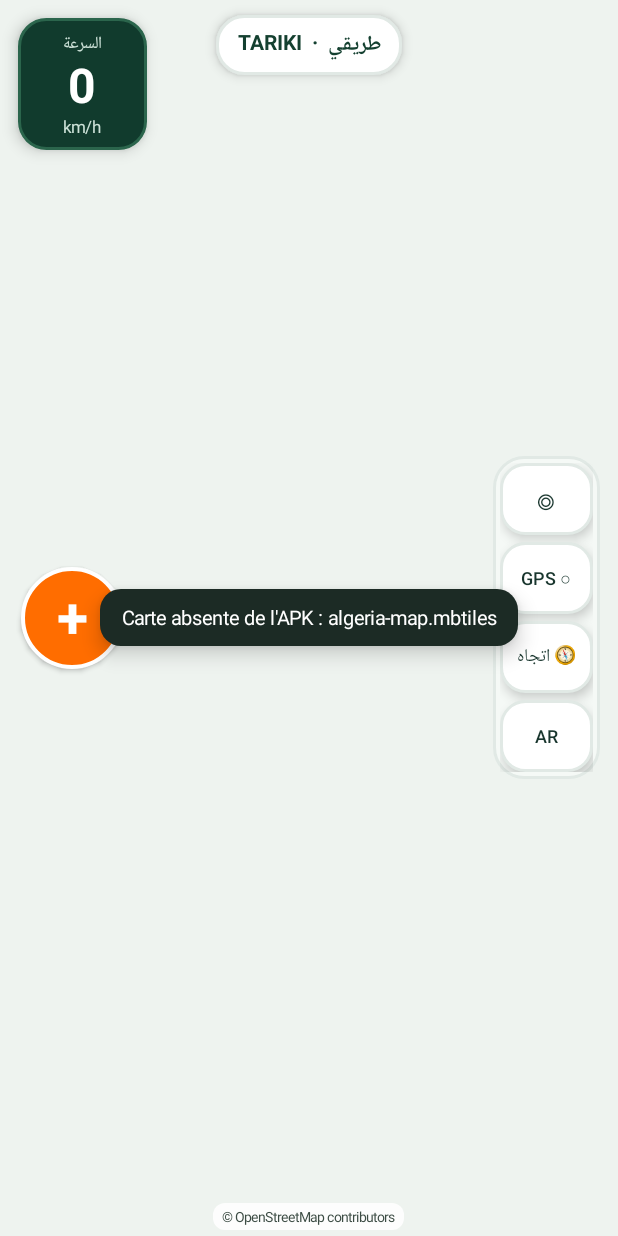
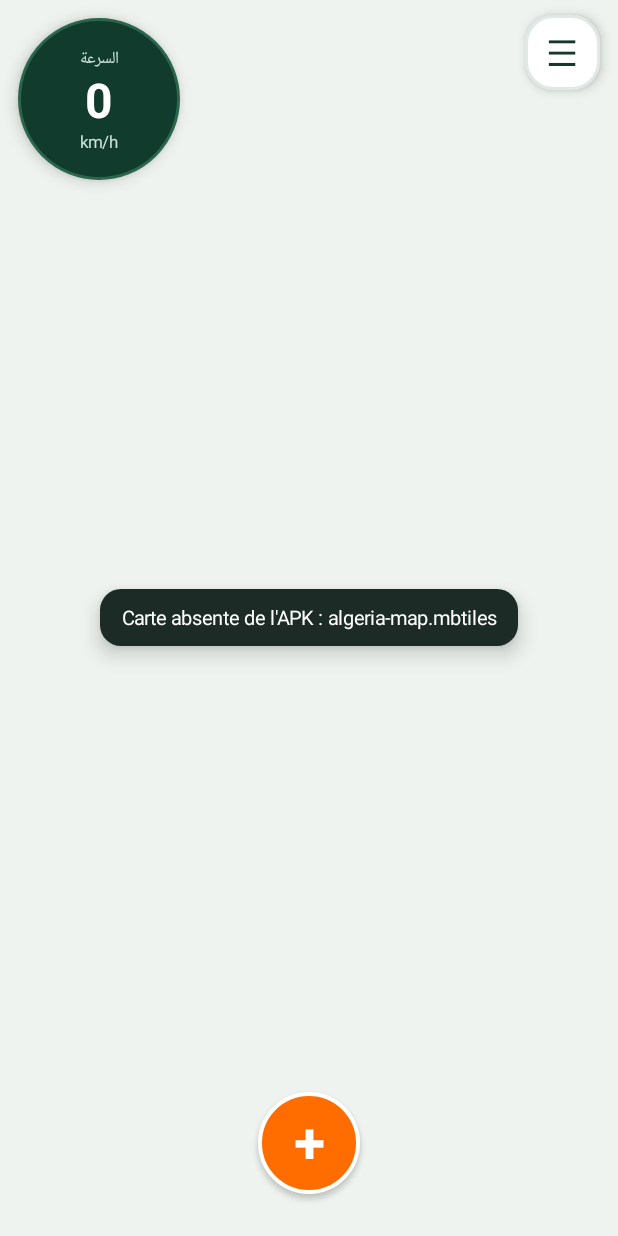
Before and after one commit to SamEntertainmentGroup/tariki, an Android app: the screen it shows after launch (MainActivity), on a phone screen of 412 x 824 dp. Run offline under Robolectric (Android 15) with nearby library versions, the light colour scheme and no system bars; libraries missing offline, so code that uses them is left out: org.maplibre.android; network calls fail; 9 statements that could not run were skipped.

Commit message:
Add files via upload

```diff
--- a/android/app/src/main/java/com/dztrafic/carte/MainActivity.kt
+++ b/android/app/src/main/java/com/dztrafic/carte/MainActivity.kt
@@ -86,6 +86,8 @@ class MainActivity : Activity() {
     private lateinit var languageButton: Button
     private lateinit var modeButton: Button
     private lateinit var trackingButton: Button
+    private lateinit var controlsPanel: LinearLayout
+    private lateinit var menuToggleButton: Button
     private var map: MapLibreMap? = null
     private var mapUrl = ""
     private var language = LabelLanguage.ARABIC
@@ -167,21 +169,6 @@ class MainActivity : Activity() {
         val root = FrameLayout(this).apply { setBackgroundColor(Color.rgb(238, 243, 239)) }
         root.addView(mapView, FrameLayout.LayoutParams.MATCH_PARENT, FrameLayout.LayoutParams.MATCH_PARENT)
 
-        val brand = TextView(this).apply {
-            text = "TARIKI  ·  طريقي"
-            textSize = 14f
-            typeface = android.graphics.Typeface.DEFAULT_BOLD
-            setTextColor(Color.rgb(20, 64, 48))
-            gravity = Gravity.CENTER
-            background = rounded(Color.WHITE, 18, Color.rgb(225, 233, 229))
-            setPadding(dp(14), dp(8), dp(14), dp(8))
-            elevation = dp(5).toFloat()
-        }
-        root.addView(brand, FrameLayout.LayoutParams(
-            FrameLayout.LayoutParams.WRAP_CONTENT, FrameLayout.LayoutParams.WRAP_CONTENT,
-            Gravity.TOP or Gravity.CENTER_HORIZONTAL,
-        ).apply { setMargins(0, dp(10), 0, 0) })
-
         speedTitle = TextView(this).apply {
             text = if (language == LabelLanguage.ARABIC) "السرعة" else "VITESSE"
             textSize = 11f
@@ -205,17 +192,19 @@ class MainActivity : Activity() {
         val speedPanel = LinearLayout(this).apply {
             orientation = LinearLayout.VERTICAL
             gravity = Gravity.CENTER
-            background = rounded(Color.rgb(17, 59, 45), 18, Color.rgb(43, 101, 76))
-            setPadding(dp(12), dp(8), dp(12), dp(8))
-            minimumWidth = dp(86)
+            background = GradientDrawable().apply {
+                shape = GradientDrawable.OVAL
+                setColor(Color.rgb(17, 59, 45))
+                setStroke(dp(2), Color.rgb(43, 101, 76))
+            }
+            setPadding(dp(8), dp(8), dp(8), dp(8))
             addView(speedTitle)
             addView(speedText)
             addView(unitText)
             elevation = dp(6).toFloat()
         }
         root.addView(speedPanel, FrameLayout.LayoutParams(
-            FrameLayout.LayoutParams.WRAP_CONTENT, FrameLayout.LayoutParams.WRAP_CONTENT,
-            Gravity.TOP or Gravity.START,
+            dp(108), dp(108), Gravity.TOP or Gravity.START,
         ).apply { setMargins(dp(12), dp(12), 0, 0) })
 
         voyant = TextView(this).apply {
@@ -272,18 +261,6 @@ class MainActivity : Activity() {
             Gravity.BOTTOM or Gravity.CENTER_HORIZONTAL,
         ).apply { setMargins(dp(12), 0, dp(12), dp(100)) })
 
-        val attribution = TextView(this).apply {
-            text = "© OpenStreetMap contributors"
-            textSize = 9f
-            setTextColor(Color.rgb(60, 76, 68))
-            background = rounded(Color.argb(225, 255, 255, 255), 8)
-            setPadding(dp(6), dp(3), dp(6), dp(3))
-        }
-        root.addView(attribution, FrameLayout.LayoutParams(
-            FrameLayout.LayoutParams.WRAP_CONTENT, FrameLayout.LayoutParams.WRAP_CONTENT,
-            Gravity.BOTTOM or Gravity.CENTER_HORIZONTAL,
-        ).apply { setMargins(0, 0, 0, dp(4)) })
-
         val reportButton = Button(this).apply {
             text = "+"
             textSize = 38f
@@ -302,8 +279,8 @@ class MainActivity : Activity() {
             contentDescription = "الإبلاغ عن خطر"
             setOnClickListener { onReportClicked() }
         }
-        root.addView(reportButton, FrameLayout.LayoutParams(dp(68), dp(68), Gravity.CENTER_VERTICAL or Gravity.START)
-            .apply { setMargins(dp(14), 0, 0, 0) })
+        root.addView(reportButton, FrameLayout.LayoutParams(dp(68), dp(68), Gravity.BOTTOM or Gravity.CENTER_HORIZONTAL)
+            .apply { setMargins(0, 0, 0, dp(28)) })
 
         languageButton = smallButton(language.buttonText) {
             language = if (language == LabelLanguage.ARABIC) LabelLanguage.FRENCH else LabelLanguage.ARABIC
@@ -324,21 +301,46 @@ class MainActivity : Activity() {
             textSize = 24f
             contentDescription = "Recentrer sur ma position"
         }
+        val searchButton = smallButton("⌕") { showSearchDialog() }.apply {
+            textSize = 24f
+            contentDescription = "Rechercher une ville ou une commune"
+        }
+        val creditsButton = smallButton("ⓘ") {
+            AlertDialog.Builder(this@MainActivity)
+                .setTitle(if (language == LabelLanguage.ARABIC) "حول الخريطة" else "À propos de la carte")
+                .setMessage("© OpenStreetMap contributors\nMapLibre")
+                .setPositiveButton(if (language == LabelLanguage.ARABIC) "حسناً" else "OK", null)
+                .show()
+        }.apply { textSize = 20f; contentDescription = "Crédits de la carte" }
 
-        val buttons = LinearLayout(this).apply {
+        controlsPanel = LinearLayout(this).apply {
             orientation = LinearLayout.VERTICAL
             gravity = Gravity.CENTER
             setPadding(dp(5), dp(5), dp(5), dp(5))
-            background = rounded(Color.argb(230, 247, 250, 248), 20, Color.rgb(225, 233, 229))
+            background = rounded(Color.argb(238, 247, 250, 248), 20, Color.rgb(225, 233, 229))
             elevation = dp(7).toFloat()
-            val entries = listOf(recenterButton, trackingButton, modeButton, languageButton)
-            entries.forEach { addView(it, LinearLayout.LayoutParams(dp(62), dp(48)).apply { setMargins(0, 0, 0, dp(5)) }) }
+            val entries = listOf(recenterButton, searchButton, trackingButton, modeButton, languageButton, creditsButton)
+            entries.forEach { addView(it, LinearLayout.LayoutParams(dp(62), dp(46)).apply { setMargins(0, 0, 0, dp(5)) }) }
             getChildAt(childCount - 1)?.let { (it.layoutParams as LinearLayout.LayoutParams).bottomMargin = 0 }
+            visibility = View.GONE
         }
-        root.addView(buttons, FrameLayout.LayoutParams(
+        root.addView(controlsPanel, FrameLayout.LayoutParams(
             FrameLayout.LayoutParams.WRAP_CONTENT, FrameLayout.LayoutParams.WRAP_CONTENT,
-            Gravity.CENTER_VERTICAL or Gravity.END,
-        ).apply { setMargins(0, 0, dp(12), 0) })
+            Gravity.TOP or Gravity.END,
+        ).apply { setMargins(0, dp(62), dp(12), 0) })
+
+        menuToggleButton = smallButton("☰") {
+            val opening = controlsPanel.visibility != View.VISIBLE
+            controlsPanel.visibility = if (opening) View.VISIBLE else View.GONE
+            menuToggleButton.text = if (opening) "×" else "☰"
+            menuToggleButton.contentDescription = if (opening) "Fermer les commandes" else "Ouvrir les commandes"
+        }.apply {
+            textSize = 24f
+            background = rounded(Color.WHITE, 18, Color.rgb(225, 233, 229))
+            contentDescription = "Ouvrir les commandes"
+        }
+        root.addView(menuToggleButton, FrameLayout.LayoutParams(dp(50), dp(50), Gravity.TOP or Gravity.END)
+            .apply { setMargins(0, dp(10), dp(12), 0) })
         return root
     }
 
@@ -464,6 +466,9 @@ class MainActivity : Activity() {
 
     private fun onMapReady(readyMap: MapLibreMap) {
         map = readyMap
+        // Les crédits restent accessibles dans le menu, sans encombrer la carte.
+        readyMap.uiSettings.setAttributionEnabled(false)
+        readyMap.uiSettings.setLogoEnabled(false)
         readyMap.setMinZoomPreference(MIN_ZOOM)
         readyMap.cameraPosition = CameraPosition.Builder()
             .target(LatLng(START_LATITUDE, START_LONGITUDE))
@@ -613,7 +618,7 @@ class MainActivity : Activity() {
             textSize = 13f
             setTextColor(Color.rgb(100, 116, 107))
             gravity = Gravity.CENTER
-            setPadding(0, dp(5), 0, dp(14))
+            setPadding(0, dp(12), 0, dp(22))
         }
         content.addView(title)
         content.addView(subtitle)
@@ -622,8 +627,8 @@ class MainActivity : Activity() {
             val item = LinearLayout(this).apply {
                 orientation = LinearLayout.HORIZONTAL
                 gravity = Gravity.CENTER_VERTICAL
-                background = rounded(Color.rgb(246, 249, 247), 14, Color.rgb(226, 233, 228))
-                setPadding(dp(14), dp(12), dp(14), dp(12))
+                background = rounded(Color.rgb(255, 109, 0), 16, Color.rgb(230, 89, 0))
+                setPadding(dp(16), dp(15), dp(16), dp(15))
                 val icon = TextView(this@MainActivity).apply {
                     text = AlertTypes.emoji(type)
                     textSize = 25f
@@ -633,11 +638,11 @@ class MainActivity : Activity() {
                     text = alertLabel(type)
                     textSize = 16f
                     typeface = android.graphics.Typeface.DEFAULT_BOLD
-                    setTextColor(Color.rgb(37, 61, 49))
+                    setTextColor(Color.WHITE)
                     gravity = Gravity.CENTER_VERTICAL
                     setPadding(dp(12), 0, 0, 0)
                 }
-                addView(icon, LinearLayout.LayoutParams(dp(38), dp(38)))
+                addView(icon, LinearLayout.LayoutParams(dp(42), dp(42)))
                 addView(label, LinearLayout.LayoutParams(0, ViewGroup.LayoutParams.WRAP_CONTENT, 1f))
                 isClickable = true
                 isFocusable = true
@@ -647,16 +652,17 @@ class MainActivity : Activity() {
                 }
             }
             content.addView(item, LinearLayout.LayoutParams(ViewGroup.LayoutParams.MATCH_PARENT, ViewGroup.LayoutParams.WRAP_CONTENT)
-                .apply { setMargins(0, 0, 0, dp(9)) })
+                .apply { setMargins(0, 0, 0, dp(13)) })
         }
         val cancel = Button(this).apply {
             text = if (language == LabelLanguage.ARABIC) "إلغاء" else "Annuler"
             isAllCaps = false
-            setTextColor(Color.rgb(49, 75, 61))
-            background = rounded(Color.rgb(233, 239, 235), 14)
+            setTextColor(Color.WHITE)
+            textSize = 16f
+            background = rounded(ORANGE, 16)
             setOnClickListener { dialog.dismiss() }
         }
-        content.addView(cancel, LinearLayout.LayoutParams(ViewGroup.LayoutParams.MATCH_PARENT, dp(48)))
+        content.addView(cancel, LinearLayout.LayoutParams(ViewGroup.LayoutParams.MATCH_PARENT, dp(54)))
         dialog = AlertDialog.Builder(this).setView(content).create()
         dialog.setOnShowListener { dialog.window?.setBackgroundDrawableResource(android.R.color.transparent) }
         dialog.show()
@@ -675,18 +681,63 @@ class MainActivity : Activity() {
 
     private fun confirmReport(type: String, latitude: Double, longitude: Double) {
         val arabic = language == LabelLanguage.ARABIC
-        AlertDialog.Builder(this)
-            .setTitle(if (arabic) "تأكيد البلاغ" else "Confirmer le signalement")
-            .setMessage("${AlertTypes.emoji(type)}  ${alertLabel(type)}\n" + if (arabic) {
+        lateinit var dialog: AlertDialog
+        val content = LinearLayout(this).apply {
+            orientation = LinearLayout.VERTICAL
+            background = rounded(Color.WHITE, 24, Color.rgb(236, 226, 216))
+            setPadding(dp(22), dp(22), dp(22), dp(20))
+        }
+        val title = TextView(this).apply {
+            text = if (arabic) "تأكيد البلاغ" else "Confirmer le signalement"
+            textSize = 23f
+            typeface = android.graphics.Typeface.DEFAULT_BOLD
+            setTextColor(Color.rgb(24, 53, 42))
+            gravity = Gravity.CENTER
+        }
+        val message = TextView(this).apply {
+            text = "${AlertTypes.emoji(type)}  ${alertLabel(type)}\n\n" + if (arabic) {
                 "هل تريد إرسال هذا البلاغ إلى السائقين الآخرين؟"
             } else {
                 "Voulez-vous partager ce signalement avec les autres conducteurs ?"
-            })
-            .setPositiveButton(if (arabic) "إرسال البلاغ" else "Envoyer") { _, _ ->
+            }
+            textSize = 16f
+            setTextColor(Color.rgb(60, 76, 68))
+            gravity = Gravity.CENTER
+            setPadding(0, dp(20), 0, dp(24))
+        }
+        content.addView(title)
+        content.addView(message)
+        val actions = LinearLayout(this).apply {
+            orientation = LinearLayout.HORIZONTAL
+            gravity = Gravity.CENTER
+        }
+        val cancel = Button(this).apply {
+            text = if (arabic) "إلغاء" else "Annuler"
+            isAllCaps = false
+            textSize = 16f
+            setTextColor(Color.WHITE)
+            background = rounded(Color.rgb(104, 116, 109), 16)
+            setOnClickListener { dialog.dismiss() }
+        }
+        val send = Button(this).apply {
+            text = if (arabic) "إرسال البلاغ" else "Envoyer"
+            isAllCaps = false
+            textSize = 16f
+            typeface = android.graphics.Typeface.DEFAULT_BOLD
+            setTextColor(Color.WHITE)
+            background = rounded(ORANGE, 16)
+            setOnClickListener {
+                dialog.dismiss()
                 AlertsRepository.submitReport(type, latitude, longitude)
             }
-            .setNegativeButton(if (arabic) "رجوع" else "Annuler", null)
-            .show()
+        }
+        actions.addView(cancel, LinearLayout.LayoutParams(0, dp(54), 1f).apply { setMargins(0, 0, dp(8), 0) })
+        actions.addView(send, LinearLayout.LayoutParams(0, dp(54), 1f).apply { setMargins(dp(8), 0, 0, 0) })
+        content.addView(actions)
+        dialog = AlertDialog.Builder(this).setView(content).create()
+        dialog.setOnShowListener { dialog.window?.setBackgroundDrawableResource(android.R.color.transparent) }
+        dialog.show()
+        dialog.window?.setBackgroundDrawableResource(android.R.color.transparent)
     }
 
     private fun showSearchDialog() {
```
Also changed, not shown: android/app/src/main/assets/style.json (+7 -1 lines), 2 other files.
